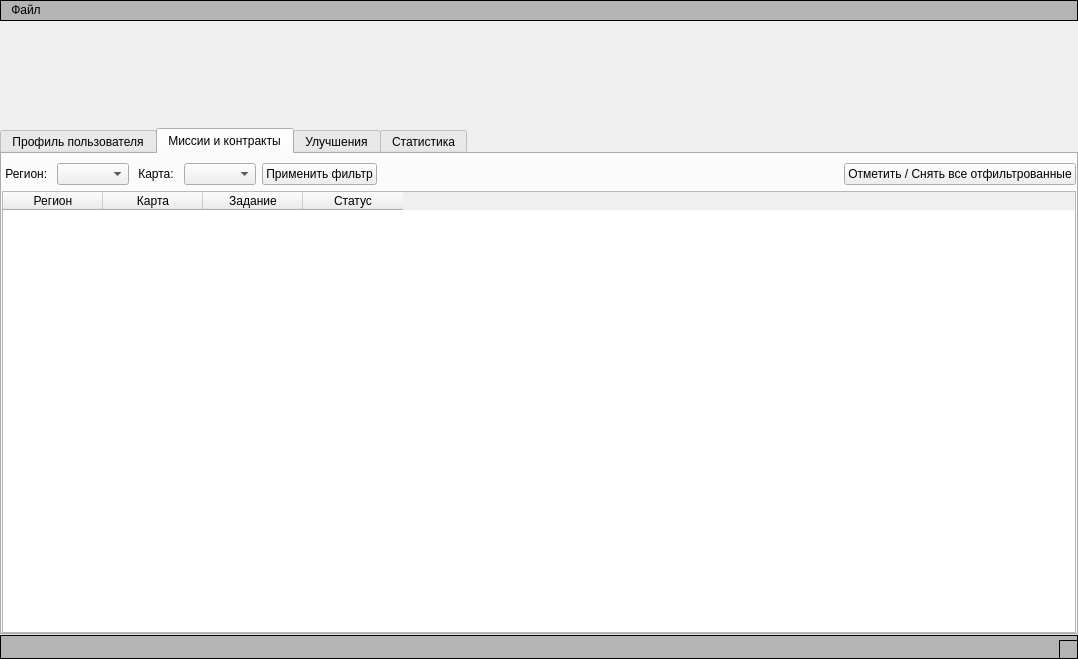
This is EditorWindow.ui in hypercyclist/snowrunner_save_editor as Qt 5 draws it before an edit. The edited form follows.
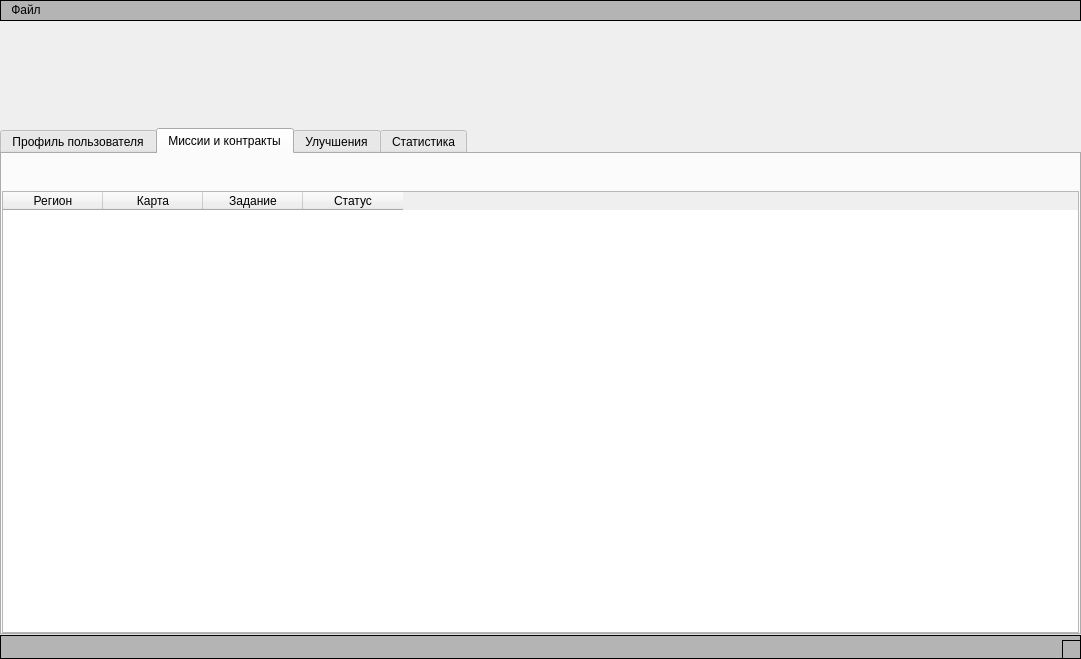
This is the edited form. The open tabs and pages were chosen to show the change. Icons and pictures are not drawn. Custom widgets are drawn as their Qt base class.

```diff
--- a/EditorWindow.ui
+++ b/EditorWindow.ui
@@ -6,7 +6,7 @@
    <rect>
     <x>0</x>
     <y>0</y>
-    <width>1078</width>
+    <width>1081</width>
     <height>659</height>
    </rect>
   </property>
@@ -48,6 +48,12 @@
        <pixmap resource="resourses.qrc">:/images/picture.jpg</pixmap>
       </property>
       <property name="scaledContents">
+       <bool>true</bool>
+      </property>
+      <property name="alignment">
+       <set>Qt::AlignCenter</set>
+      </property>
+      <property name="wordWrap">
        <bool>false</bool>
       </property>
      </widget>
@@ -166,54 +172,10 @@
           <property name="topMargin">
            <number>9</number>
           </property>
-          <item row="0" column="2">
-           <widget class="QLabel" name="mapFilterLabel">
-            <property name="text">
-             <string> Карта: </string>
-            </property>
-           </widget>
-          </item>
-          <item row="0" column="0">
-           <widget class="QLabel" name="regionFilterLabel">
-            <property name="text">
-             <string> Регион: </string>
-            </property>
-           </widget>
-          </item>
-          <item row="0" column="3">
-           <widget class="QComboBox" name="mapFilterCombobox"/>
-          </item>
-          <item row="0" column="1">
-           <widget class="QComboBox" name="regionFilterCombobox"/>
-          </item>
-          <item row="0" column="4">
-           <widget class="QPushButton" name="filterApplyButton">
-            <property name="text">
-             <string>Применить фильтр</string>
-            </property>
-           </widget>
-          </item>
-          <item row="0" column="5">
-           <spacer name="horizontalSpacer_2">
-            <property name="orientation">
-             <enum>Qt::Horizontal</enum>
-            </property>
-            <property name="sizeHint" stdset="0">
-             <size>
-              <width>40</width>
-              <height>20</height>
-             </size>
-            </property>
-           </spacer>
-          </item>
-          <item row="0" column="6">
-           <widget class="QPushButton" name="checkAllFilteredButton">
-            <property name="text">
-             <string>Отметить / Снять все отфильтрованные</string>
-            </property>
-           </widget>
-          </item>
-          <item row="1" column="0" colspan="7">
+          <property name="verticalSpacing">
+           <number>8</number>
+          </property>
+          <item row="1" column="0">
            <widget class="CompleteTasksTable" name="completeTasksTable">
             <attribute name="horizontalHeaderMinimumSectionSize">
              <number>10</number>
@@ -249,6 +211,16 @@
             </column>
            </widget>
           </item>
+          <item row="0" column="0">
+           <widget class="TableFilterByRegionMap" name="completeTasksTableBar" native="true">
+            <property name="minimumSize">
+             <size>
+              <width>0</width>
+              <height>20</height>
+             </size>
+            </property>
+           </widget>
+          </item>
          </layout>
         </item>
        </layout>
@@ -281,7 +253,7 @@
     <rect>
      <x>0</x>
      <y>0</y>
-     <width>1078</width>
+     <width>1081</width>
      <height>24</height>
     </rect>
    </property>
@@ -319,6 +291,12 @@
    <extends>QTableWidget</extends>
    <header>CompleteTasksTable.h</header>
   </customwidget>
+  <customwidget>
+   <class>TableFilterByRegionMap</class>
+   <extends>QWidget</extends>
+   <header location="global">TableFilterByRegionMap.h</header>
+   <container>1</container>
+  </customwidget>
  </customwidgets>
  <resources>
   <include location="resourses.qrc"/>
```
Left out of the diff: 53 changed lines with no effect on the pictures.
